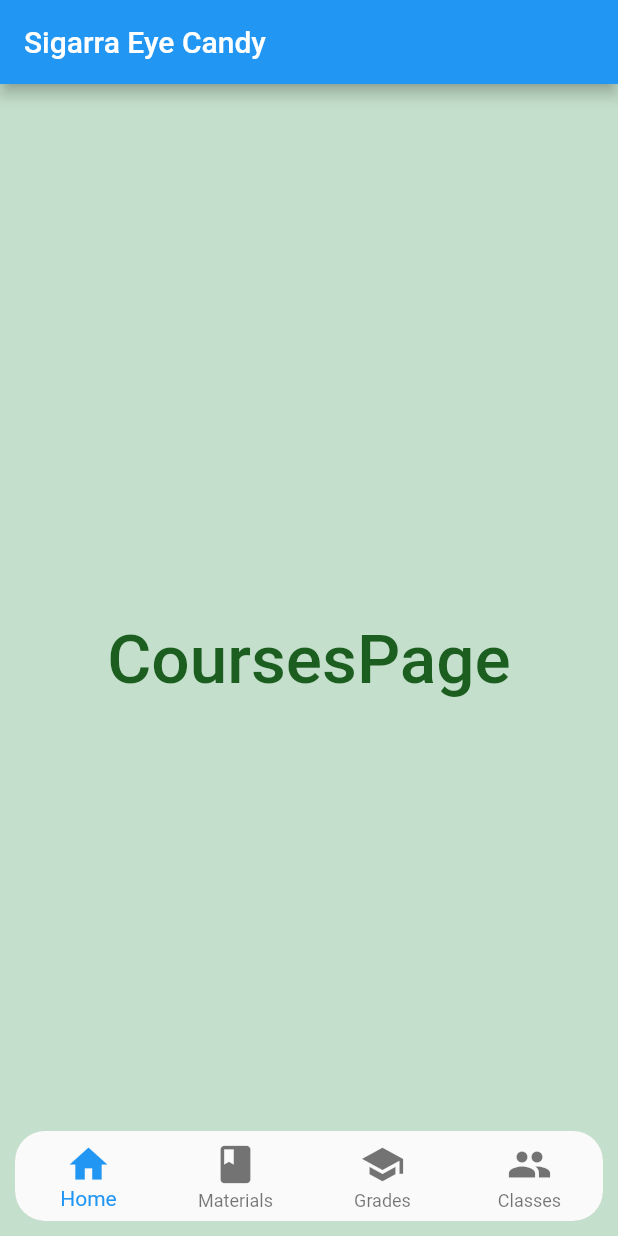
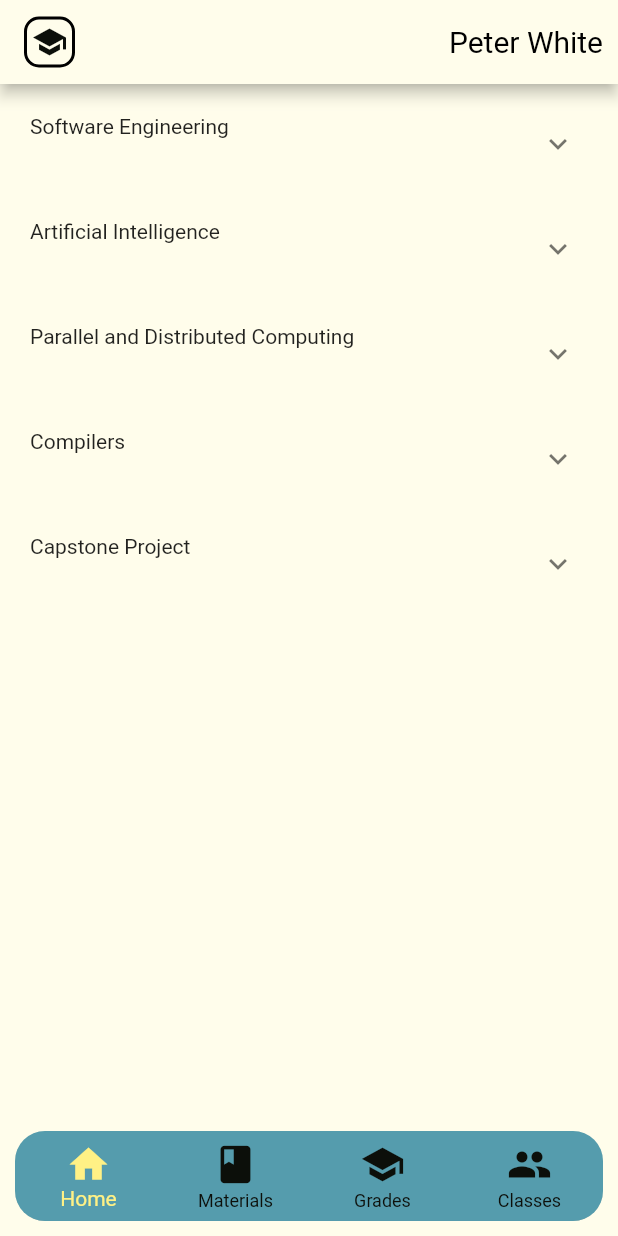
Before and after one commit to NanD0245/feup-esof, a Flutter app: the screen it shows after launch, on a phone screen of 412 x 824 dp. Run offline on Flutter 3.47's test engine with Material 2 defaults, Android fonts, the phone set to English and light mode, and no system bars; drawn by our look-alikes of expandable.

Commit message:
Implement mock pages

```diff
--- a/sigarra_eye_candy/lib/main.dart
+++ b/sigarra_eye_candy/lib/main.dart
@@ -1,5 +1,5 @@
 import 'package:flutter/material.dart';
-import 'package:floating_bottom_navigation_bar/floating_bottom_navigation_bar.dart';
+import 'package:sigarra_eye_candy/view/theme.dart';
 import 'package:sigarra_eye_candy/view/pages/classes.dart';
 import 'package:sigarra_eye_candy/view/pages/courses.dart';
 import 'package:sigarra_eye_candy/view/pages/grades.dart';
@@ -14,7 +14,8 @@ class MyApp extends StatelessWidget {
 
   @override
   Widget build(BuildContext context) {
-    return const MaterialApp(title: 'Sigarra Eye Candy', home: HomePage());
+    return MaterialApp(
+        theme: appTheme, title: 'Sigarra Eye Candy', home: HomePage());
   }
 }
 
@@ -27,7 +28,7 @@ class HomePage extends StatefulWidget {
 
 class _HomePageState extends State<HomePage> {
   int _pageIndex = 0;
-  final pages = [
+  final _pages = [
     const CoursesPage(),
     const MaterialsPage(),
     const GradesPage(),
@@ -37,9 +38,26 @@ class _HomePageState extends State<HomePage> {
   @override
   Widget build(BuildContext context) {
     return Scaffold(
-      body: pages[_pageIndex],
+      body: IndexedStack(
+        index: _pageIndex,
+        children: _pages,
+      ),
       appBar: AppBar(
-        title: Text('Sigarra Eye Candy'),
+        backgroundColor: Theme.of(context).scaffoldBackgroundColor,
+        actions: [
+          Container(
+              margin: EdgeInsets.only(right: 10),
+              child: Center(
+                  child: Text("Peter White",
+                      style: TextStyle(fontSize: 20, color: Colors.black))))
+        ],
+        title: Container(
+          decoration: BoxDecoration(
+              border: Border.all(width: 2),
+              borderRadius: BorderRadius.all(Radius.circular(10))),
+          padding: EdgeInsets.all(3),
+          child: Icon(Icons.school, color: deepBlack),
+        ),
       ),
       extendBody: true,
       bottomNavigationBar: bottomNavigationBar(),
@@ -52,6 +70,9 @@ class _HomePageState extends State<HomePage> {
         child: ClipRRect(
             borderRadius: BorderRadius.all(Radius.circular(20)),
             child: BottomNavigationBar(
+              backgroundColor: lightBlue,
+              selectedItemColor: brightYellow,
+              unselectedItemColor: deepBlack,
               onTap: (value) => {setState(() => _pageIndex = value)},
               iconSize: 30,
               type: BottomNavigationBarType.fixed,
--- a/sigarra_eye_candy/lib/view/pages/classes.dart
+++ b/sigarra_eye_candy/lib/view/pages/classes.dart
@@ -6,14 +6,11 @@ class ClassesPage extends StatelessWidget {
   @override
   Widget build(BuildContext context) {
     return Container(
-      color: const Color(0xffC4DFCB),
       child: Center(
         child: Text(
-          "ClassesPage",
+          "Classes page not implemented yet",
           style: TextStyle(
-            color: Colors.green[900],
-            fontSize: 45,
-            fontWeight: FontWeight.w500,
+            fontSize: 20,
           ),
         ),
       ),
--- a/sigarra_eye_candy/lib/view/pages/courses.dart
+++ b/sigarra_eye_candy/lib/view/pages/courses.dart
@@ -1,4 +1,6 @@
+import 'package:flutter/cupertino.dart';
 import 'package:flutter/material.dart';
+import 'package:sigarra_eye_candy/view/widgets/expandable_card.dart';
 
 class CoursesPage extends StatelessWidget {
   const CoursesPage({Key key}) : super(key: key);
@@ -6,17 +8,20 @@ class CoursesPage extends StatelessWidget {
   @override
   Widget build(BuildContext context) {
     return Container(
-      color: const Color(0xffC4DFCB),
-      child: Center(
-        child: Text(
-          "CoursesPage",
-          style: TextStyle(
-            color: Colors.green[900],
-            fontSize: 45,
-            fontWeight: FontWeight.w500,
-          ),
-        ),
-      ),
-    );
+        padding: EdgeInsets.all(20),
+        child: Column(
+            children: [
+          ExpandableCard(
+              Text("Software Engineering"), [Text("A course at FEUP.")]),
+          ExpandableCard(
+              Text("Artificial Intelligence"), [Text("A course at FEUP.")]),
+          ExpandableCard(Text("Parallel and Distributed Computing"),
+              [Text("A course at FEUP.")]),
+          ExpandableCard(Text("Compilers"), [Text("A course at FEUP.")]),
+          ExpandableCard(Text("Capstone Project"), [Text("A course at FEUP.")])
+        ]
+                .map((e) =>
+                    Container(padding: EdgeInsets.only(bottom: 30), child: e))
+                .toList()));
   }
 }
--- a/sigarra_eye_candy/lib/view/pages/grades.dart
+++ b/sigarra_eye_candy/lib/view/pages/grades.dart
@@ -6,14 +6,11 @@ class GradesPage extends StatelessWidget {
   @override
   Widget build(BuildContext context) {
     return Container(
-      color: const Color(0xffC4DFCB),
       child: Center(
         child: Text(
-          "GradesPage",
+          "Grades page not implemented yet",
           style: TextStyle(
-            color: Colors.green[900],
-            fontSize: 45,
-            fontWeight: FontWeight.w500,
+            fontSize: 20,
           ),
         ),
       ),
--- a/sigarra_eye_candy/lib/view/pages/materials.dart
+++ b/sigarra_eye_candy/lib/view/pages/materials.dart
@@ -6,14 +6,11 @@ class MaterialsPage extends StatelessWidget {
   @override
   Widget build(BuildContext context) {
     return Container(
-      color: const Color(0xffC4DFCB),
       child: Center(
         child: Text(
-          "MaterialsPage",
+          "Materials page not implemented yet",
           style: TextStyle(
-            color: Colors.green[900],
-            fontSize: 45,
-            fontWeight: FontWeight.w500,
+            fontSize: 20,
           ),
         ),
       ),
--- a/sigarra_eye_candy/lib/view/theme.dart
+++ b/sigarra_eye_candy/lib/view/theme.dart
@@ -0,0 +1,13 @@
+import 'package:flutter/material.dart';
+
+const subtleWhite = Color(0xfffffdeb);
+const brightYellow = Color(0xfffff185);
+const darkBlue = Color(0xff2e5660);
+const lightBlue = Color(0xff559cad);
+const brightRed = Color(0xffff5e5b);
+const deepBlack = Color(0xff0c0f0a);
+
+ThemeData appTheme = ThemeData(
+  scaffoldBackgroundColor: subtleWhite,
+  primaryColor: darkBlue,
+);
--- /dev/null
+++ b/sigarra_eye_candy/lib/view/widgets/expandable_card.dart
@@ -0,0 +1,20 @@
+import 'package:flutter/material.dart';
+import 'package:expandable/expandable.dart';
+
+class ExpandableCard extends StatelessWidget {
+  final List<Widget> _children;
+  final Widget _header;
+
+  ExpandableCard(Widget header, List<Widget> children)
+      : _children = children,
+        _header = header;
+
+  @override
+  Widget build(BuildContext context) {
+    return ExpandablePanel(
+      header: _header,
+      collapsed: null,
+      expanded: Column(children: _children),
+    );
+  }
+}
--- a/sigarra_eye_candy/pubspec.yaml
+++ b/sigarra_eye_candy/pubspec.yaml
@@ -23,7 +23,7 @@ environment:
 dependencies:
   flutter:
     sdk: flutter
-  floating_bottom_navigation_bar: ^1.5.2
+  expandable: ^5.0.1
 
 
   # The following adds the Cupertino Icons font to your application.
```
Also changed, not shown: 1 other file.
